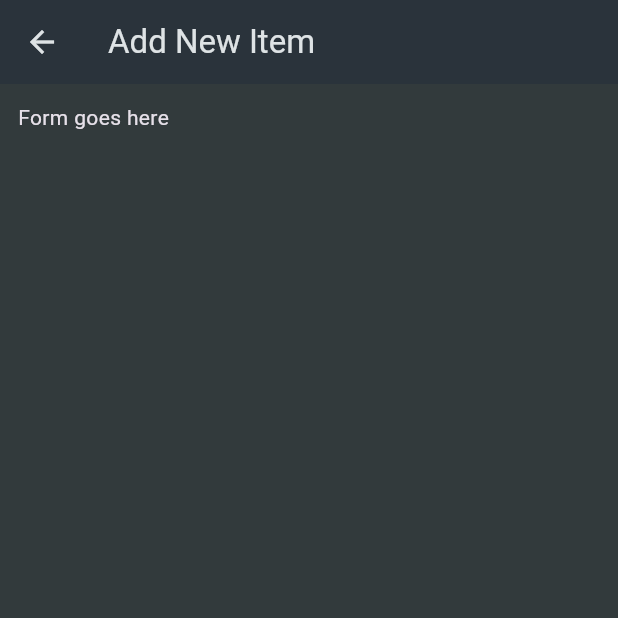
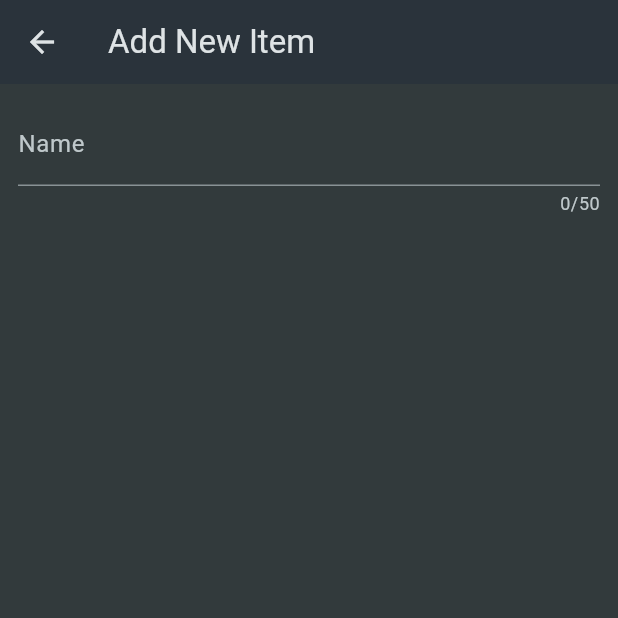
Before and after one commit to dmakarau/Grocerylist, a Flutter app: the NewItem screen opened directly, on a phone screen of 412 x 824 dp, the top half of it. Run offline on Flutter 3.47's test engine with Material 3 defaults, Android fonts, the phone set to English and light mode, and no system bars.

Commit message:
Added Form skeleton for adding an item

```diff
--- a/lib/widgets/new_item.dart
+++ b/lib/widgets/new_item.dart
@@ -21,7 +21,21 @@ class _NewItemState extends State<NewItem> {
       ),
       body: Padding(
         padding: const EdgeInsets.all(12),
-        child: Text("Form goes here"),
+        child: Form(
+          child: Column(
+            children: [
+              TextFormField(
+                decoration: InputDecoration(
+                  label: const Text("Name"),
+                ),
+                maxLength: 50,
+                validator: (value) {
+                  return "Test. TO BE DONE YET";
+                },
+              ),
+            ],
+          ),
+        ),
       ),
     );
   }
```
